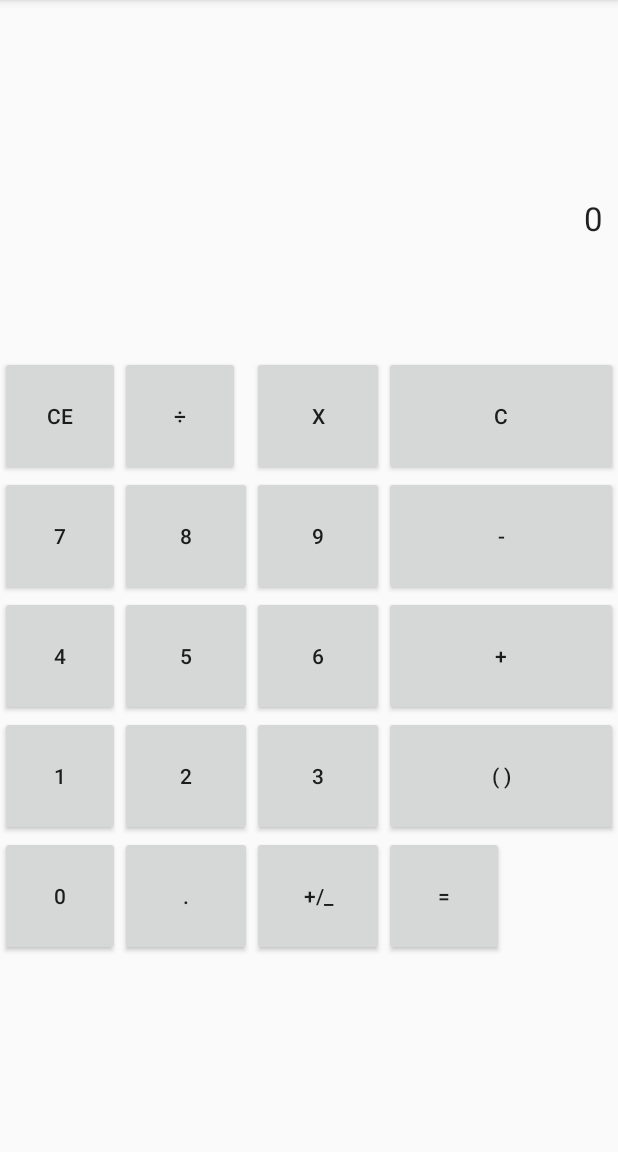
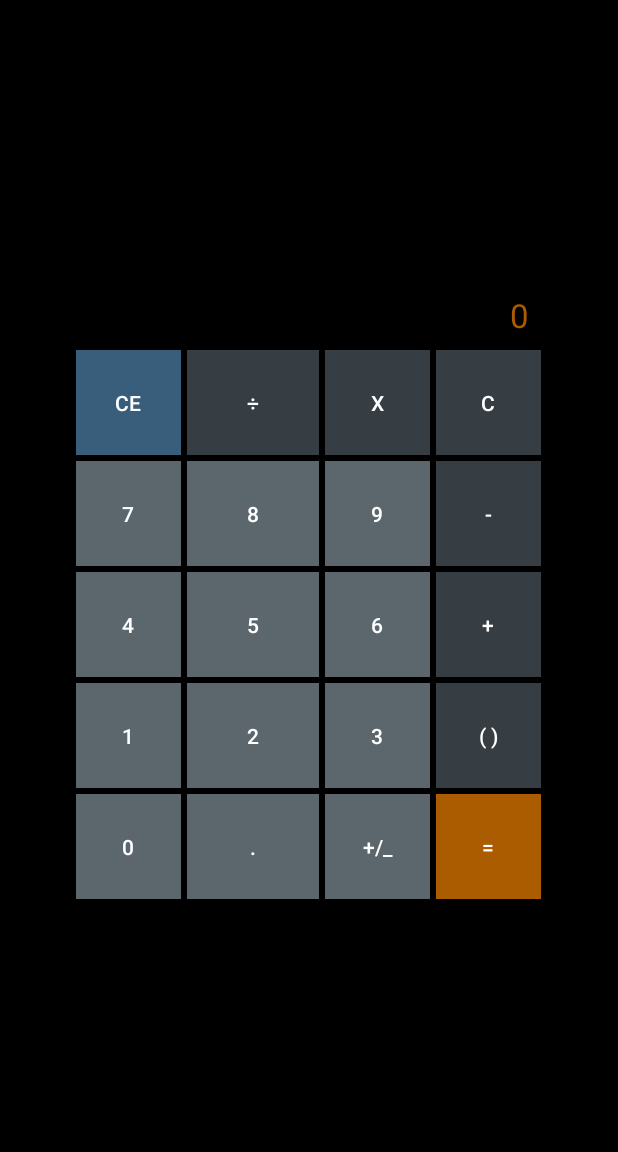
Before and after one commit to mitzelu/CalculatorAndroid, an Android app: the screen it shows after launch (MainActivity), after a tap on "CE", on a phone screen of 412 x 824 dp, the part 84-1236 px from its top. Run offline under Robolectric (Android 15) with nearby library versions, the phone set to English and light mode, and no system bars.

Commit message:
modificarea culorilor + afisarea rezultatelor

```diff
--- a/Calculator/app/src/main/java/com/example/calculator/app/MainActivity.java
+++ b/Calculator/app/src/main/java/com/example/calculator/app/MainActivity.java
@@ -9,9 +9,11 @@ import android.widget.TextView;
 
 public class MainActivity extends ActionBarActivity implements OnClickListener
 {
-    TextView result;
+    TextView result, intermediaryResult;
     String operator = " ";
     float resultNumber;
+    boolean clearScreen = true;
+    boolean clearDot = true;
 
     @Override
     protected void onCreate(Bundle savedInstanceState)
@@ -20,10 +22,11 @@ public class MainActivity extends ActionBarActivity implements OnClickListener
         setContentView(R.layout.activity_main);
 
         result = (TextView) findViewById(R.id.result);
+        intermediaryResult = (TextView) findViewById(R.id.intermediaryResult);
 
         int ButtonsList[] = {R.id.button0, R.id.button1, R.id.button2, R.id.button3, R.id.button4, R.id.button5,
                              R.id.button6, R.id.button7, R.id.button8, R.id.button9, R.id.buttonCE, R.id.buttonC,
-                             R.id.buttonDot, R.id.buttonPlusMinus, R.id.buttonPar, R.id.buttonDiv, R.id.buttonMul,
+                             R.id.buttonDot, R.id.buttonDiv, R.id.buttonMul, R.id.buttonPlusMinus, R.id.buttonPar,
                              R.id.buttonAdd, R.id.buttonSub, R.id.buttonEqual};
 
         for (int id:ButtonsList)
@@ -34,13 +37,15 @@ public class MainActivity extends ActionBarActivity implements OnClickListener
 
     }
 
-    public void checkZero()
+    /*public void checkZero(String text)
     {
-        if (result.equals("0"))
+        if (this.clearScreen)
         {
-            result.setText(" ");
+            result.setText("");
+            clearScreen = false;
         }
-    }
+        intermediaryResult.append(text);
+    }*/
 
     @Override
     public void onClick(View view)
@@ -48,83 +53,79 @@ public class MainActivity extends ActionBarActivity implements OnClickListener
         switch (view.getId())
         {
             case R.id.button0:
-                result.append("0");
+                intermediaryResult.append("0");
                 break;
 
             case R.id.button1:
-                checkZero();
-                result.append("1");
+                intermediaryResult.append("1");
                 break;
 
             case R.id.button2:
-                checkZero();
-                result.append("2");
+                intermediaryResult.append("2");
                 break;
 
             case R.id.button3:
-                if (result.equals("0"))
-                {
-                    result.setText("A");
-                }
-                result.append("3");
+                intermediaryResult.append("3");
                 break;
 
             case R.id.button4:
-                checkZero();
-                result.append("4");
+                intermediaryResult.append("4");
                 break;
 
             case R.id.button5:
-                checkZero();
-                result.append("5");
+                intermediaryResult.append("5");
                 break;
 
             case R.id.button6:
-                checkZero();
-                result.append("6");
+                intermediaryResult.append("6");
                 break;
 
             case R.id.button7:
-                checkZero();
-                result.append("7");
+                intermediaryResult.append("7");
                 break;
 
             case R.id.button8:
-                checkZero();
-                result.append("8");
+                intermediaryResult.append("8");
                 break;
 
             case R.id.button9:
-                checkZero();
-                result.append("9");
+                intermediaryResult.append("9");
                 break;
 
             case R.id.buttonAdd:
                 operator = "+";
-                result.append(" + ");
+                intermediaryResult.append(" + ");
+               // this.clearDot = true;
                 break;
 
             case R.id.buttonSub:
                 operator = "-";
-                result.append(" - ");
+                intermediaryResult.append(" - ");
+               // this.clearDot = true;
                 break;
 
             case R.id.buttonDiv:
                 operator = "÷";
-                result.append(" ÷ ");
+                intermediaryResult.append(" ÷ ");
+               // this.clearDot = true;
                 break;
 
             case R.id.buttonMul:
                 operator = "x";
-                result.append(" x ");
+                intermediaryResult.append(" x ");
+               // this.clearDot = true;
                 break;
 
             case R.id.buttonDot:
-                result.append(".");
+                if (!intermediaryResult.getText().toString().contains(".")|| this.clearDot)
+                {
+                    intermediaryResult.append(".");
+                    this.clearDot = false;
+                }
                 break;
 
             case R.id.buttonEqual:
-                String inputStr = result.getText().toString();
+                String inputStr = intermediaryResult.getText().toString();
                 String [] r = inputStr.split("\\s+");
 
                 Float firstNumber=Float.parseFloat(r[0]);
@@ -150,12 +151,15 @@ public class MainActivity extends ActionBarActivity implements OnClickListener
                     resultNumber = firstNumber * secondNumber;
                 }
 
-                result.setText(String.valueOf(resultNumber));
+                result.setText("=" + String.valueOf(resultNumber));
+                this.clearScreen = true;
                 break;
 
             case R.id.buttonCE:
                 result.setText("0");
+                intermediaryResult.setText("");
                 operator = " ";
+                this.clearScreen = true;
                 break;
 
             default:
--- /dev/null
+++ b/Calculator/app/src/main/res/layout-v14/activity_main.xml
@@ -0,0 +1,233 @@
+<LinearLayout
+    android:orientation="vertical"
+    android:layout_width="fill_parent"
+    android:layout_height="fill_parent"
+    xmlns:android="http://schemas.android.com/apk/res/android"
+    android:gravity="center"
+    android:background="#ff000000"
+    android:baselineAligned="false">
+
+    <GridLayout
+
+        android:layout_width="wrap_content"
+        android:layout_height="wrap_content"
+        android:columnCount="4"
+        android:columnOrderPreserved="false"
+        android:clickable="false"
+        android:background="#ff000000">
+
+        <TextView
+            android:layout_width="wrap_content"
+            android:layout_height="wrap_content"
+            android:textAppearance="?android:attr/textAppearanceLarge"
+            android:id="@+id/intermediaryResult"
+            android:layout_columnSpan="4"
+            android:layout_marginRight="10dp"
+            android:layout_gravity="right"
+            android:textColor="#ffffffff" />
+
+        <TextView
+            android:layout_width="wrap_content"
+            android:layout_height="36dp"
+            android:textAppearance="?android:attr/textAppearanceLarge"
+            android:id="@+id/result"
+            android:editable="false"
+            android:layout_gravity="right"
+            android:layout_marginRight="10dp"
+            android:layout_columnSpan="4"
+            android:textColor="#ab5c00" />
+
+        <Button
+            android:text="CE"
+            android:id="@+id/buttonCE"
+            android:layout_width="@dimen/size"
+            android:layout_height="@dimen/size"
+            android:textColor="#ffffff"
+            android:background="#395e7b"
+            android:layout_margin="2dp"/>
+
+        <Button
+            android:text="÷"
+            android:id="@+id/buttonDiv"
+            android:layout_width="@dimen/size"
+            android:layout_height="@dimen/size"
+            android:layout_gravity="fill"
+            android:textColor="#ffffff"
+            android:background="#363d43"
+            android:layout_margin="2dp" />
+
+
+        <Button
+            android:text="x"
+            android:id="@+id/buttonMul"
+            android:layout_width="@dimen/size"
+            android:layout_height="@dimen/size"
+            android:layout_gravity="fill"
+            android:textColor="#ffffff"
+            android:background="#363d43"
+            android:layout_margin="2dp" />
+
+        <Button
+            android:text="C"
+            android:id="@+id/buttonC"
+            android:layout_width="@dimen/size"
+            android:layout_height="@dimen/size"
+            android:textColor="#ffffff"
+            android:background="#363d43"
+            android:layout_margin="2dp" />
+
+        <Button
+            android:text="7"
+            android:id="@+id/button7"
+            android:layout_gravity="fill"
+            android:layout_width="@dimen/size"
+            android:layout_height="@dimen/size"
+            android:textColor="#ffffff"
+            android:background="#5c676d"
+            android:layout_margin="2dp" />
+
+        <Button
+            android:text="8"
+            android:id="@+id/button8"
+            android:layout_gravity="fill"
+            android:layout_width="@dimen/size"
+            android:layout_height="@dimen/size"
+            android:textColor="#ffffff"
+            android:background="#5c676d"
+            android:layout_margin="2dp" />
+
+        <Button
+            android:text="9"
+            android:id="@+id/button9"
+            android:layout_width="@dimen/size"
+            android:layout_height="@dimen/size"
+            android:textColor="#ffffff"
+            android:background="#5c676d"
+            android:layout_margin="2dp" />
+
+        <Button
+            android:text="-"
+            android:id="@+id/buttonSub"
+            android:layout_width="@dimen/size"
+            android:layout_height="@dimen/size"
+            android:layout_gravity="fill"
+            android:textColor="#ffffff"
+            android:background="#363d43"
+            android:layout_margin="2dp" />
+
+        <Button
+            android:text="4"
+            android:id="@+id/button4"
+            android:layout_gravity="fill"
+            android:layout_height="@dimen/size"
+            android:layout_width="@dimen/size"
+            android:textColor="#ffffff"
+            android:background="#5c676d"
+            android:layout_margin="2dp" />
+
+        <Button
+            android:text="5"
+            android:id="@+id/button5"
+            android:layout_gravity="fill"
+            android:textColor="#ffffff"
+            android:background="#5c676d"
+            android:layout_margin="2dp" />
+
+        <Button
+            android:text="6"
+            android:id="@+id/button6"
+            android:layout_width="@dimen/size"
+            android:layout_height="@dimen/size"
+            android:textColor="#ffffff"
+            android:background="#5c676d"
+            android:layout_margin="2dp" />
+
+        <Button
+            android:text="+"
+            android:id="@+id/buttonAdd"
+            android:layout_width="@dimen/size"
+            android:layout_height="@dimen/size"
+            android:layout_gravity="fill"
+            android:textColor="#ffffff"
+            android:background="#363d43"
+            android:layout_margin="2dp" />
+
+        <Button
+            android:text="1"
+            android:id="@+id/button1"
+            android:layout_gravity="fill"
+            android:layout_width="@dimen/size"
+            android:layout_height="@dimen/size"
+            android:textColor="#ffffff"
+            android:background="#5c676d"
+            android:layout_margin="2dp" />
+
+        <Button
+            android:text="2"
+            android:id="@+id/button2"
+            android:layout_gravity="fill"
+            android:textColor="#ffffff"
+            android:background="#5c676d"
+            android:layout_margin="2dp" />
+
+        <Button
+            android:text="3"
+            android:id="@+id/button3"
+            android:layout_width="@dimen/size"
+            android:layout_height="@dimen/size"
+            android:textColor="#ffffff"
+            android:background="#5c676d"
+            android:layout_margin="2dp" />
+
+        <Button
+            android:text="( )"
+            android:id="@+id/buttonPar"
+            android:layout_gravity="fill"
+            android:layout_width="@dimen/size"
+            android:layout_height="@dimen/size"
+            android:textColor="#ffffff"
+            android:background="#363d43"
+            android:layout_margin="2dp" />
+
+        <Button
+            android:text="0"
+            android:id="@+id/button0"
+            android:layout_gravity="fill"
+            android:layout_width="@dimen/size"
+            android:layout_height="@dimen/size"
+            android:textColor="#ffffff"
+            android:background="#5c676d"
+            android:layout_margin="2dp" />
+
+        <Button
+            android:text="."
+            android:id="@+id/buttonDot"
+            android:layout_width="@dimen/size"
+            android:layout_height="@dimen/size"
+            android:layout_gravity="fill"
+            android:textColor="#ffffff"
+            android:background="#5c676d"
+            android:layout_margin="2dp" />
+
+        <Button
+            android:text="+/_"
+            android:id="@+id/buttonPlusMinus"
+            android:layout_gravity="fill"
+            android:layout_width="@dimen/size"
+            android:layout_height="@dimen/size"
+            android:textColor="#ffffff"
+            android:background="#5c676d"
+            android:layout_margin="2dp" />
+
+        <Button
+            android:text="="
+            android:id="@+id/buttonEqual"
+            android:layout_width="@dimen/size"
+            android:layout_height="@dimen/size"
+            android:layout_gravity="fill"
+            android:textColor="#ffffff"
+            android:background="#ab5c00"
+            android:layout_margin="2dp" />
+
+    </GridLayout>
+</LinearLayout>
--- a/Calculator/app/src/main/res/layout/activity_main.xml
+++ b/Calculator/app/src/main/res/layout/activity_main.xml
@@ -3,8 +3,7 @@
     android:layout_width="fill_parent"
     android:layout_height="fill_parent"
     xmlns:android="http://schemas.android.com/apk/res/android"
-    android:gravity="center"
-    android:weightSum="1">
+    android:gravity="center">
 
     <TextView
         android:layout_width="wrap_content"
@@ -12,134 +11,177 @@
         android:textAppearance="?android:attr/textAppearanceLarge"
         android:text="0"
         android:id="@+id/result"
-        android:layout_weight="0.23"
         android:editable="false"
         android:layout_gravity="right"
-        android:layout_marginRight="10dp" />
+        android:layout_marginRight="25dp"
+        android:layout_columnSpan="4"
+        android:layout_row="0"
+        android:layout_column="0" />
 
-    <GridLayout
-
-        android:layout_width="fill_parent"
+    <LinearLayout
+        android:orientation="horizontal"
+        android:layout_width="320dp"
         android:layout_height="wrap_content"
-        android:columnCount="4"
-        android:layout_gravity="center">
+        android:weightSum="1">
 
         <Button
             android:text="CE"
             android:id="@+id/buttonCE"
             android:layout_width="@dimen/size"
-            android:layout_height="@dimen/size" />
+            android:layout_height="@dimen/size"
+            android:layout_row="1"
+            android:layout_column="2"
+            android:layout_weight="1.00" />
+
+        <Button
+            android:text="C"
+            android:id="@+id/buttonC"
+            android:layout_width="@dimen/size"
+            android:layout_height="@dimen/size"
+            android:layout_row="1"
+            android:layout_column="3" />
+    </LinearLayout>
+
+    <GridLayout
+        android:layout_width="wrap_content"
+        android:layout_height="wrap_content"
+        android:columnCount="4">
+
+        <Button
+            android:text="7"
+            android:id="@+id/button7"
+            android:layout_gravity="fill"
+            android:layout_width="@dimen/size"
+            android:layout_height="@dimen/size"
+            android:layout_row="2"
+            android:layout_column="0" />
+
+        <Button
+            android:text="8"
+            android:id="@+id/button8"
+            android:layout_gravity="fill"
+            android:layout_width="@dimen/size"
+            android:layout_height="@dimen/size"
+            android:layout_row="2"
+            android:layout_column="1" />
+
+        <Button
+            android:text="9"
+            android:id="@+id/button9"
+            android:layout_width="@dimen/size"
+            android:layout_height="@dimen/size"
+            android:layout_row="2"
+            android:layout_column="2" />
 
         <Button
             android:text="÷"
             android:id="@+id/buttonDiv"
             android:layout_width="@dimen/size"
-            android:layout_height="@dimen/size" />
+            android:layout_height="@dimen/size"
+            android:layout_gravity="fill"
+            android:layout_row="2"
+            android:layout_column="3" />
+
+        <Button
+            android:text="4"
+            android:id="@+id/button4"
+            android:layout_gravity="fill"
+            android:layout_height="@dimen/size"
+            android:layout_width="@dimen/size"
+            android:layout_row="3"
+            android:layout_column="0" />
+
+        <Button
+            android:text="5"
+            android:id="@+id/button5"
+            android:layout_gravity="fill"
+            android:layout_row="3"
+            android:layout_column="1" />
+
+        <Button
+            android:text="6"
+            android:id="@+id/button6"
+            android:layout_width="@dimen/size"
+            android:layout_height="@dimen/size"
+            android:layout_row="3"
+            android:layout_column="2" />
 
         <Button
             android:text="x"
             android:id="@+id/buttonMul"
             android:layout_width="@dimen/size"
             android:layout_height="@dimen/size"
-            android:layout_gravity="fill" />
-
-        <Button
-            android:text="C"
-            android:id="@+id/buttonC"
             android:layout_gravity="fill"
-            android:layout_width="@dimen/size"
-            android:layout_height="@dimen/size" />
-
-        <Button
-            android:text="7"
-            android:id="@+id/button7"
-            android:layout_gravity="fill"
-            android:layout_width="@dimen/size"
-            android:layout_height="@dimen/size" />
-
-        <Button
-            android:text="8"
-            android:id="@+id/button8"
-            android:layout_gravity="fill" />
-
-        <Button
-            android:text="9"
-            android:id="@+id/button9"
-            android:layout_gravity="fill" />
-
-        <Button
-            android:text="-"
-            android:id="@+id/buttonSub"
-            android:layout_gravity="fill" />
-
-        <Button
-            android:text="4"
-            android:id="@+id/button4"
-            android:layout_gravity="fill"
-            android:layout_height="@dimen/size"
-            android:layout_width="@dimen/size" />
-
-        <Button
-            android:text="5"
-            android:id="@+id/button5"
-            android:layout_gravity="fill" />
-
-        <Button
-            android:text="6"
-            android:id="@+id/button6"
-            android:layout_gravity="fill" />
-
-        <Button
-            android:text="+"
-            android:id="@+id/buttonAdd"
-            android:layout_gravity="fill" />
+            android:layout_row="3"
+            android:layout_column="3" />
 
         <Button
             android:text="1"
             android:id="@+id/button1"
             android:layout_gravity="fill"
             android:layout_width="@dimen/size"
-            android:layout_height="@dimen/size" />
+            android:layout_height="@dimen/size"
+            android:layout_row="4"
+            android:layout_column="0" />
 
         <Button
             android:text="2"
             android:id="@+id/button2"
-            android:layout_gravity="fill" />
+            android:layout_gravity="fill"
+            android:layout_row="4"
+            android:layout_column="1" />
 
         <Button
             android:text="3"
             android:id="@+id/button3"
-            android:layout_gravity="fill" />
+            android:layout_width="@dimen/size"
+            android:layout_height="@dimen/size"
+            android:layout_row="4"
+            android:layout_column="2" />
 
         <Button
-            android:text="( )"
-            android:id="@+id/buttonPar"
-            android:layout_gravity="fill" />
-
-        <Button
-            android:text="0"
-            android:id="@+id/button0"
+            android:text="-"
+            android:id="@+id/buttonSub"
             android:layout_gravity="fill"
            android:layout_width="@dimen/size"
-           android:layout_height="@dimen/size"/>
+           android:layout_height="@dimen/size"
+            android:layout_row="4"
+            android:layout_column="3" />
 
         <Button
             android:text="."
             android:id="@+id/buttonDot"
             android:layout_gravity="fill"
             android:layout_width="@dimen/size"
-            android:layout_height="@dimen/size" />
+            android:layout_height="@dimen/size"
+            android:layout_row="5"
+            android:layout_column="0" />
 
         <Button
-            android:text="+/_"
-            android:id="@+id/buttonPlusMinus"
-            android:layout_gravity="fill" />
+            android:text="0"
+            android:id="@+id/button0"
+            android:layout_width="@dimen/size"
+            android:layout_height="@dimen/size"
+            android:layout_gravity="fill"
+            android:layout_row="5"
+            android:layout_column="1" />
 
         <Button
             android:text="="
             android:id="@+id/buttonEqual"
             android:layout_width="@dimen/size"
-            android:layout_height="@dimen/size" />
+            android:layout_height="@dimen/size"
+            android:layout_gravity="fill"
+            android:layout_row="5"
+            android:layout_column="2" />
 
+        <Button
+            android:text="+"
+            android:id="@+id/buttonAdd"
+            android:layout_gravity="fill"
+            android:layout_width="@dimen/size"
+            android:layout_height="@dimen/size"
+            android:layout_row="5"
+            android:layout_column="3" />
     </GridLayout>
 </LinearLayout>
--- a/Calculator/app/src/main/res/values-large/dimensions.xml
+++ b/Calculator/app/src/main/res/values-large/dimensions.xml
@@ -1,4 +1,4 @@
 <?xml version="1.0" encoding="utf-8"?>
 <resources>
-    <dimen name="size">100dp</dimen>
+    <dimen name="size">120dp</dimen>
 </resources>
--- a/Calculator/app/src/main/res/values-normal/dimensions.xml
+++ b/Calculator/app/src/main/res/values-normal/dimensions.xml
@@ -1,4 +1,4 @@
 <?xml version="1.0" encoding="utf-8"?>
 <resources>
-  <dimen name="size">80dp</dimen>
+  <dimen name="size">70dp</dimen>
 </resources>
--- a/Calculator/app/src/main/res/values-xlarge/dimensions.xml
+++ b/Calculator/app/src/main/res/values-xlarge/dimensions.xml
@@ -1,4 +1,4 @@
 <?xml version="1.0" encoding="utf-8"?>
 <resources>
-    <dimen name="size">128dp</dimen>
+    <dimen name="size">160dp</dimen>
 </resources>
```
Also changed, not shown: 1 other file.
